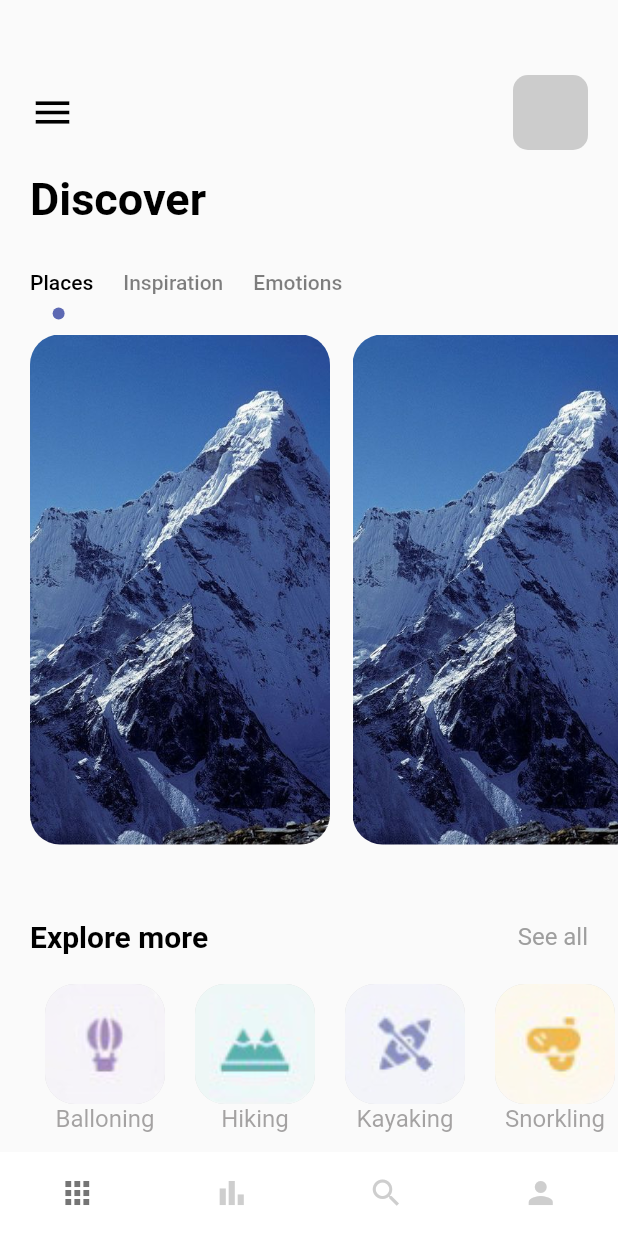
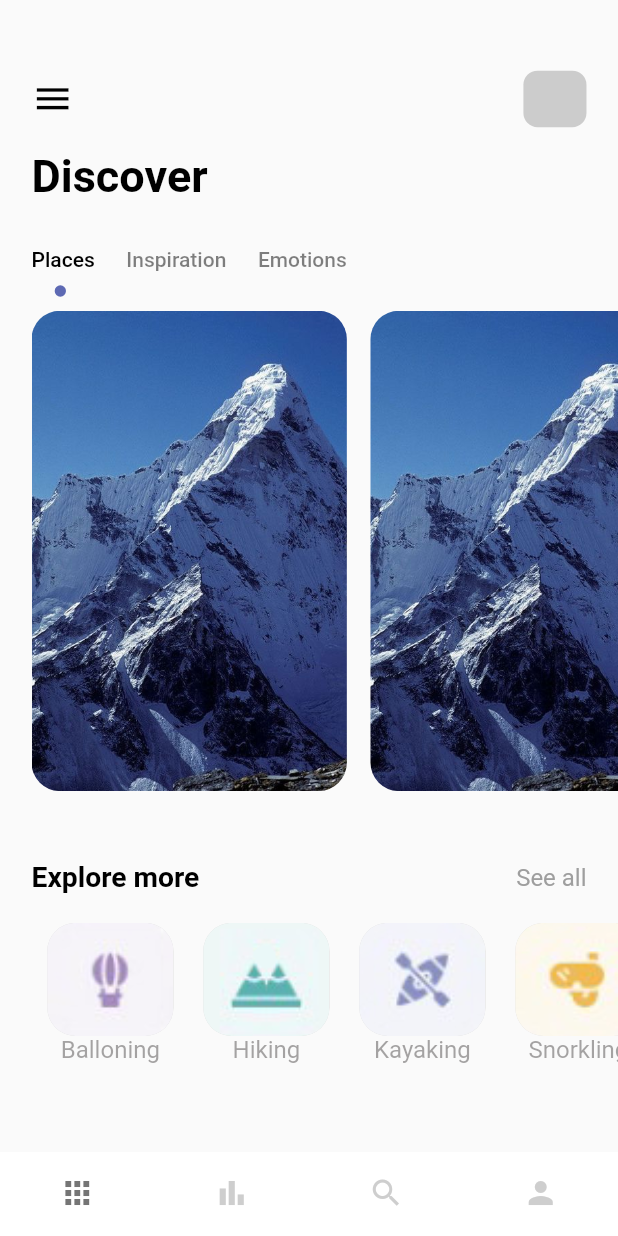
Before and after one commit to amalthomas-exe/travelappui, a Flutter app: the screen it shows after launch, on a phone screen of 412 x 824 dp. Run offline on Flutter 3.47's test engine with Material 2 defaults, Android fonts, the phone set to English and light mode, and no system bars; our stand-ins replace flutter_screenutil.

```diff
--- a/lib/main.dart
+++ b/lib/main.dart
@@ -1,5 +1,6 @@
 import 'package:flutter/material.dart';
 import 'package:weatherapp/pages/navPages/mainPage.dart';
+import 'package:flutter_screenutil/flutter_screenutil.dart';
 import 'package:weatherapp/pages/welcomePage.dart';
 
 void main() {
@@ -12,10 +13,17 @@ class MyApp extends StatelessWidget {
   // This widget is the root of your application.
   @override
   Widget build(BuildContext context) {
-    return MaterialApp(
-      title: "Weather App",
-      debugShowCheckedModeBanner: false,
-      home: MainPage(),
+    return ScreenUtilInit(
+      designSize: const Size(392, 875),
+      minTextAdapt: true,
+      splitScreenMode: true,
+      builder: ((context, child) {
+        return MaterialApp(
+          title: "Travel App",
+          debugShowCheckedModeBanner: false,
+          home: MainPage(),
+        );
+      }),
     );
   }
 }
--- a/lib/pages/navPages/homePage.dart
+++ b/lib/pages/navPages/homePage.dart
@@ -2,6 +2,7 @@ import 'package:flutter/material.dart';
 import 'package:weatherapp/main.dart';
 import 'package:weatherapp/widgets/app_large_text.dart';
 import 'package:weatherapp/widgets/app_text.dart';
+import 'package:flutter_screenutil/flutter_screenutil.dart';
 
 class HomePage extends StatefulWidget {
   const HomePage({Key? key}) : super(key: key);
@@ -23,25 +24,25 @@ class _HomePageState extends State<HomePage> with TickerProviderStateMixin {
     return Scaffold(
       body: Column(children: [
         Container(
-          padding: const EdgeInsets.only(top: 50, left: 20),
+          padding: EdgeInsets.only(top: 50.h, left: 20.w),
           //decoration: BoxDecoration(border: Border.all(color: Colors.red)),
           child: Column(
             children: [
               Container(
-                padding: EdgeInsets.only(right: 20),
+                padding: EdgeInsets.only(right: 20.w),
                 child: Row(
                     mainAxisAlignment: MainAxisAlignment.spaceBetween,
                     children: [
                       Icon(
                         Icons.menu,
-                        size: 30,
+                        size: 30.sp,
                         color: Colors.black,
                       ),
                       Container(
-                        width: 50,
-                        height: 50,
+                        width: 40.w,
+                        height: 40.h,
                         decoration: BoxDecoration(
-                            borderRadius: BorderRadius.circular(10),
+                            borderRadius: BorderRadius.circular(10.r),
                             color: Colors.grey.withOpacity(0.5)),
                       )
                     ]),
@@ -60,14 +61,14 @@ class _HomePageState extends State<HomePage> with TickerProviderStateMixin {
                 child: Align(
                   alignment: Alignment.centerLeft,
                   child: TabBar(
-                      labelPadding: const EdgeInsets.only(right: 20),
+                      labelPadding: EdgeInsets.only(right: 20.w),
                       controller: _tabController,
                       labelColor: Colors.black,
                       unselectedLabelColor: Colors.black.withOpacity(0.5),
                       isScrollable: true,
                       indicatorSize: TabBarIndicatorSize.label,
                       indicator: CircleTabIndicator(
-                          color: Color(0xFF5d69b3), radius: 4),
+                          color: Color(0xFF5d69b3), radius: 4.r),
                       tabs: [
                         Tab(
                           text: "Places",
@@ -82,7 +83,7 @@ class _HomePageState extends State<HomePage> with TickerProviderStateMixin {
                 ),
               ),
               Container(
-                height: 350,
+                height: 350.h,
                 width: double.maxFinite,
                 child: TabBarView(controller: _tabController, children: [
                   ListView.builder(
@@ -90,10 +91,10 @@ class _HomePageState extends State<HomePage> with TickerProviderStateMixin {
                       scrollDirection: Axis.horizontal,
                       itemBuilder: (BuildContext context, int index) {
                         return Container(
-                          margin: const EdgeInsets.only(right: 15, top: 10),
-                          width: 200,
+                          margin: EdgeInsets.only(right: 15.w, top: 10.h),
+                          width: 200.w,
                           decoration: BoxDecoration(
-                            borderRadius: BorderRadius.circular(20),
+                            borderRadius: BorderRadius.circular(20.r),
                             color: Colors.white,
                             image: DecorationImage(
                                 image: AssetImage("img/mountain.jpeg"),
@@ -106,16 +107,16 @@ class _HomePageState extends State<HomePage> with TickerProviderStateMixin {
                 ]),
               ),
               SizedBox(
-                height: 50,
+                height: 50.h,
               ),
               Container(
-                padding: EdgeInsets.only(right: 20),
+                padding: EdgeInsets.only(right: 20.w),
                 child: Row(
                   mainAxisAlignment: MainAxisAlignment.spaceBetween,
                   children: [
                     AppLargeText(
                       text: "Explore more",
-                      size: 20,
+                      size: 20.sp,
                     ),
                     AppText(
                       text: "See all",
@@ -125,24 +126,24 @@ class _HomePageState extends State<HomePage> with TickerProviderStateMixin {
                 ),
               ),
               SizedBox(
-                height: 20,
+                height: 20.h,
               ),
               Container(
-                height: 120,
+                height: 120.h,
                 width: double.maxFinite,
                 child: ListView.builder(
                     scrollDirection: Axis.horizontal,
                     itemCount: 4,
                     itemBuilder: (_, index) {
                       return Container(
-                        margin: EdgeInsets.only(left: 10,right: 10),
+                        margin: EdgeInsets.only(left: 10.w,right: 10.h),
                         child: Column(
                           children: [
                             Container(
-                              width: 80,
-                              height: 80,
+                              width: 80.w,
+                              height: 80.h,
                               decoration: BoxDecoration(
-                                  borderRadius: BorderRadius.circular(20),
+                                  borderRadius: BorderRadius.circular(20.r),
                                   color: Color.fromARGB(87, 158, 158, 158),
                                   image: DecorationImage(
                                       image: AssetImage("img/"+images.keys.elementAt(index)),
--- a/lib/pages/navPages/mainPage.dart
+++ b/lib/pages/navPages/mainPage.dart
@@ -3,6 +3,7 @@ import 'package:weatherapp/pages/navPages/barItemsPage.dart';
 import 'package:weatherapp/pages/navPages/homePage.dart';
 import 'package:weatherapp/pages/navPages/myPage.dart';
 import 'package:weatherapp/pages/navPages/searchPage.dart';
+import 'package:flutter_screenutil/flutter_screenutil.dart';
 
 class MainPage extends StatefulWidget {
   const MainPage({Key? key}) : super(key: key);
@@ -31,8 +32,8 @@ void onTap(int index){
     return Scaffold(
       backgroundColor: Colors.white,
       bottomNavigationBar: BottomNavigationBar(
-        unselectedFontSize: 0,
-        selectedFontSize: 0,
+        unselectedFontSize: 0.sp,
+        selectedFontSize: 0.sp,
         backgroundColor: Colors.white,
         type: BottomNavigationBarType.fixed,
         onTap: onTap,
--- a/lib/widgets/app_large_text.dart
+++ b/lib/widgets/app_large_text.dart
@@ -1,7 +1,4 @@
-import 'package:flutter/cupertino.dart';
 import 'package:flutter/material.dart';
-import 'package:flutter/src/foundation/key.dart';
-import 'package:flutter/src/widgets/framework.dart';
 
 class AppLargeText extends StatelessWidget {
   double size;
@@ -18,7 +15,7 @@ class AppLargeText extends StatelessWidget {
       text,
       style: TextStyle(
         color: color,
-        fontSize: size,
+        fontSize:size,
         fontWeight: FontWeight.bold
       ),
     );
--- a/pubspec.yaml
+++ b/pubspec.yaml
@@ -34,6 +34,7 @@ dependencies:
   # The following adds the Cupertino Icons font to your application.
   # Use with the CupertinoIcons class for iOS style icons.
   cupertino_icons: ^1.0.2
+  flutter_screenutil: ^5.5.3
 
 dev_dependencies:
   flutter_test:
```
Also changed, not shown: lib/pages/welcomePage.dart (+18 -14 lines), pubspec.lock.
